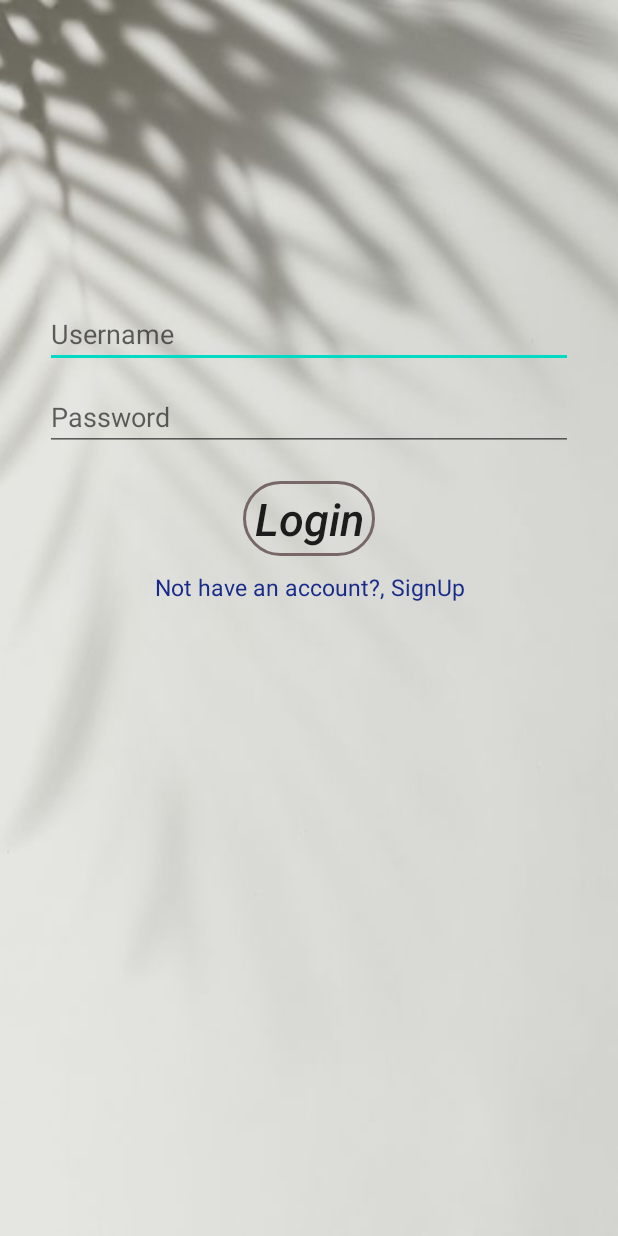
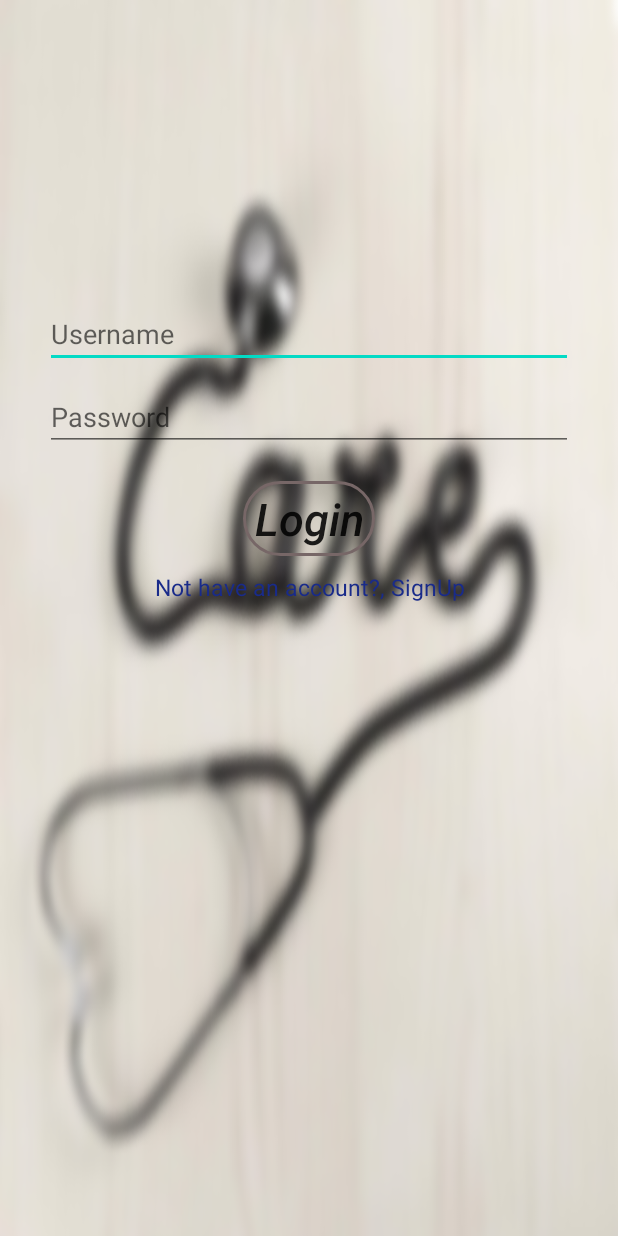
Before and after one commit to SamarAbdo/Pharmacy-App, an Android app: the Login screen opened directly, with no data from a screen before it, on a phone screen of 412 x 824 dp. Run offline under Robolectric (Android 15) with nearby library versions, the phone set to English and light mode, and no system bars.

Commit message:
login background

```diff
--- a/app/src/main/res/layout/activity_login.xml
+++ b/app/src/main/res/layout/activity_login.xml
@@ -3,7 +3,7 @@
     xmlns:app="http://schemas.android.com/apk/res-auto"
     xmlns:tools="http://schemas.android.com/tools"
     android:layout_width="match_parent"
-    android:background="@drawable/shade"
+    android:background="@drawable/care"
     android:layout_height="match_parent"
     android:orientation="vertical"
     tools:context=".Login">
```
Also changed, not shown: app/src/main/res/drawable/care.png (added).
